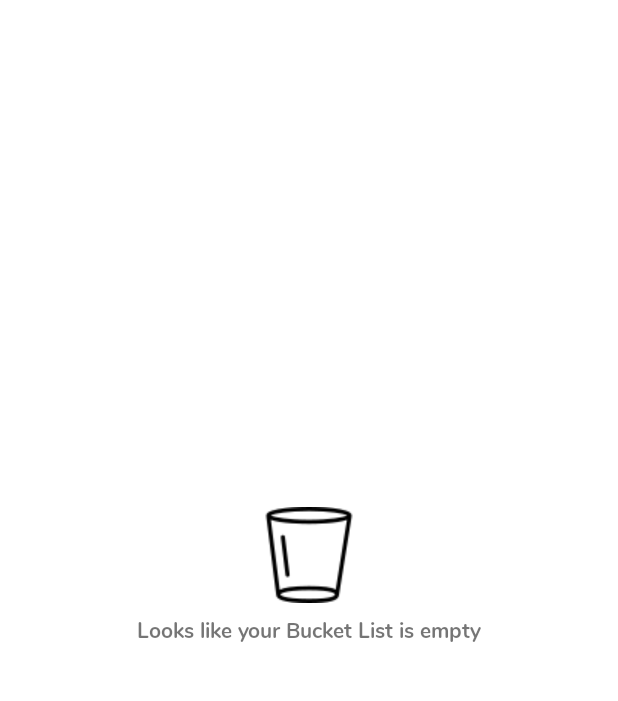
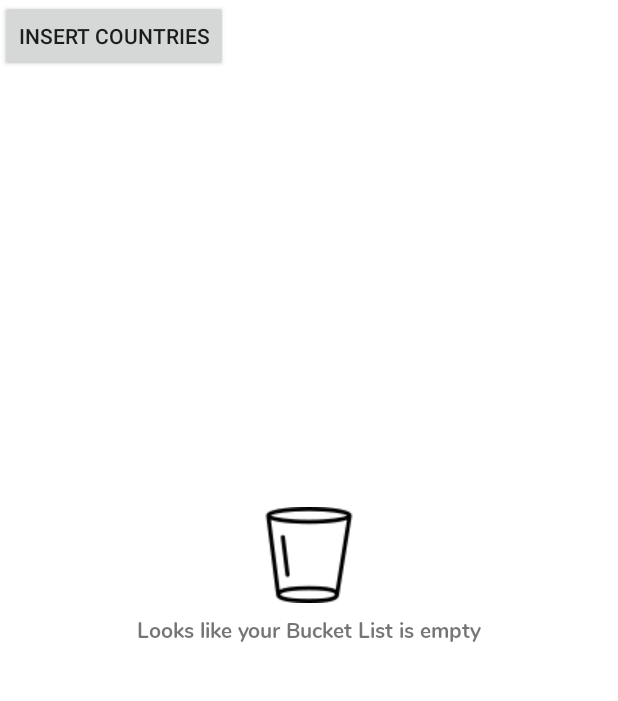
Before and after one commit to Floatjitsu/Meet-A-Local, an Android app: the screen it shows after launch once a user with an empty profile is signed in (MainActivity), on a phone screen of 412 x 824 dp, the part 84-785 px from its top. Run offline under Robolectric (Android 15) with nearby library versions, the phone set to English and light mode, and no system bars; our stand-ins replace Firebase (no records; nobody signed in at launch, a user with empty details on screens opened directly); 1 statement that could not run was skipped.

```diff
--- a/app/src/main/java/com/main/meetalocal/activity/EditBucketListActivity.java
+++ b/app/src/main/java/com/main/meetalocal/activity/EditBucketListActivity.java
@@ -35,6 +35,7 @@ public class EditBucketListActivity extends AppCompatActivity {
 
         mRecyclerViewCountries = findViewById(R.id.recycler_view_countries);
         mCountryList = new ArrayList<>();
+
         setUpRecyclerView();
 
         mSearchView = findViewById(R.id.search_view_edit_bucket_list_activity);
@@ -53,6 +54,9 @@ public class EditBucketListActivity extends AppCompatActivity {
         });
     }
 
+    /*
+    Set up the RecyclerView with every possible country
+     */
     private void setUpRecyclerView() {
         mRecyclerViewCountries.setLayoutManager(new LinearLayoutManager(this));
         FirebaseFirestore firestore = FirebaseFirestore.getInstance();
@@ -72,5 +76,4 @@ public class EditBucketListActivity extends AppCompatActivity {
                     }
                 });
     }
-
 }
--- a/app/src/main/java/com/main/meetalocal/database/CountryModel.java
+++ b/app/src/main/java/com/main/meetalocal/database/CountryModel.java
@@ -18,4 +18,12 @@ public class CountryModel {
     public String getRoundedFlagPath() {
         return roundedFlagPath;
     }
+
+    public void setCountryName(String countryName) {
+        this.countryName = countryName;
+    }
+
+    public void setRoundedFlagPath(String roundedFlagPath) {
+        this.roundedFlagPath = roundedFlagPath;
+    }
 }
--- a/app/src/main/java/com/main/meetalocal/fragment/HomeFragment.java
+++ b/app/src/main/java/com/main/meetalocal/fragment/HomeFragment.java
@@ -4,12 +4,19 @@ import android.os.Bundle;
 import android.view.LayoutInflater;
 import android.view.View;
 import android.view.ViewGroup;
+import android.widget.Button;
 
 import androidx.annotation.NonNull;
 import androidx.annotation.Nullable;
 import androidx.fragment.app.Fragment;
 
+import com.google.android.material.button.MaterialButton;
+import com.google.firebase.firestore.FirebaseFirestore;
 import com.main.meetalocal.R;
+import com.main.meetalocal.database.CountryModel;
+
+import java.util.ArrayList;
+import java.util.Set;
 
 public class HomeFragment extends Fragment {
 
@@ -18,4 +25,60 @@ public class HomeFragment extends Fragment {
     public View onCreateView(@NonNull LayoutInflater inflater, @Nullable ViewGroup container, @Nullable Bundle savedInstanceState) {
         return inflater.inflate(R.layout.fragment_home, container, false);
     }
+
+    @Override
+    public void onViewCreated(@NonNull View view, @Nullable Bundle savedInstanceState) {
+        super.onViewCreated(view, savedInstanceState);
+/*
+        final FirebaseFirestore database = FirebaseFirestore.getInstance();
+
+        final String [] countries = {
+                "Argentina",
+                "Armenia",
+                "Australia",
+                "Austria",
+                "Azerbaijan",
+                "Bangladesh",
+                "Belgium",
+                "Belize",
+                "Bolivia",
+                "Bosnia and Herzegovina",
+                "Brazil",
+                "Bulgaria",
+                "Cambodia",
+                "Canada",
+                "Chile",
+                "Colombia",
+                "Costa Rica",
+                "Croatia",
+                "Cuba",
+                "Cyprus",
+                "Czech Republic",
+                "Denmark",
+                "Egypt",
+                "Estonia",
+                "Finland",
+                "France",
+                "Georgia",
+                "Germany",
+                "Greece",
+
+        };
+
+        final String [] testCountries = new String [] {"Argentina", "Armenia"};
+        final String dataNameEnd = "-flag-round.png";
+
+        Button button = view.findViewById(R.id.button_insert_countries);
+        button.setOnClickListener(new View.OnClickListener() {
+            @Override
+            public void onClick(View v) {
+                CountryModel country = new CountryModel("test", "test");
+                for(int i = 0; i < countries.length; i++) {
+                    country.setCountryName(countries[i]);
+                    country.setRoundedFlagPath(countries[i].toLowerCase() + dataNameEnd);
+                    database.collection("countries").document(countries[i].toLowerCase()).set(country);
+                }
+            }
+        }); */
+    }
 }
--- /dev/null
+++ b/app/src/main/res/drawable/ic_check_primary_dark_24dp.xml
@@ -0,0 +1,5 @@
+<vector android:height="24dp" android:tint="#519657"
+    android:viewportHeight="24.0" android:viewportWidth="24.0"
+    android:width="24dp" xmlns:android="http://schemas.android.com/apk/res/android">
+    <path android:fillColor="#FF000000" android:pathData="M9,16.17L4.83,12l-1.42,1.41L9,19 21,7l-1.41,-1.41z"/>
+</vector>
--- a/app/src/main/res/layout/activity_edit_bucket_list.xml
+++ b/app/src/main/res/layout/activity_edit_bucket_list.xml
@@ -20,6 +20,7 @@
         android:id="@+id/recycler_view_countries"
         android:layout_width="match_parent"
         android:layout_height="wrap_content"
-        app:layout_constraintTop_toBottomOf="@id/search_view_edit_bucket_list_activity"/>
+        app:layout_constraintTop_toBottomOf="@id/search_view_edit_bucket_list_activity"
+        android:paddingBottom="?attr/actionBarSize"/>
 
 </androidx.constraintlayout.widget.ConstraintLayout>
--- a/app/src/main/res/layout/fragment_home.xml
+++ b/app/src/main/res/layout/fragment_home.xml
@@ -4,6 +4,14 @@
     android:layout_height="match_parent"
     xmlns:app="http://schemas.android.com/apk/res-auto"
     android:background="@color/colorSecondaryLight">
+
+    <Button
+        android:id="@+id/button_insert_countries"
+        android:layout_width="wrap_content"
+        android:layout_height="wrap_content"
+        app:layout_constraintTop_toTopOf="parent"
+        app:layout_constraintLeft_toLeftOf="parent"
+        android:text="insert countries"/>
 
     <TextView
         android:id="@+id/text_empty_bucket_list"
```
